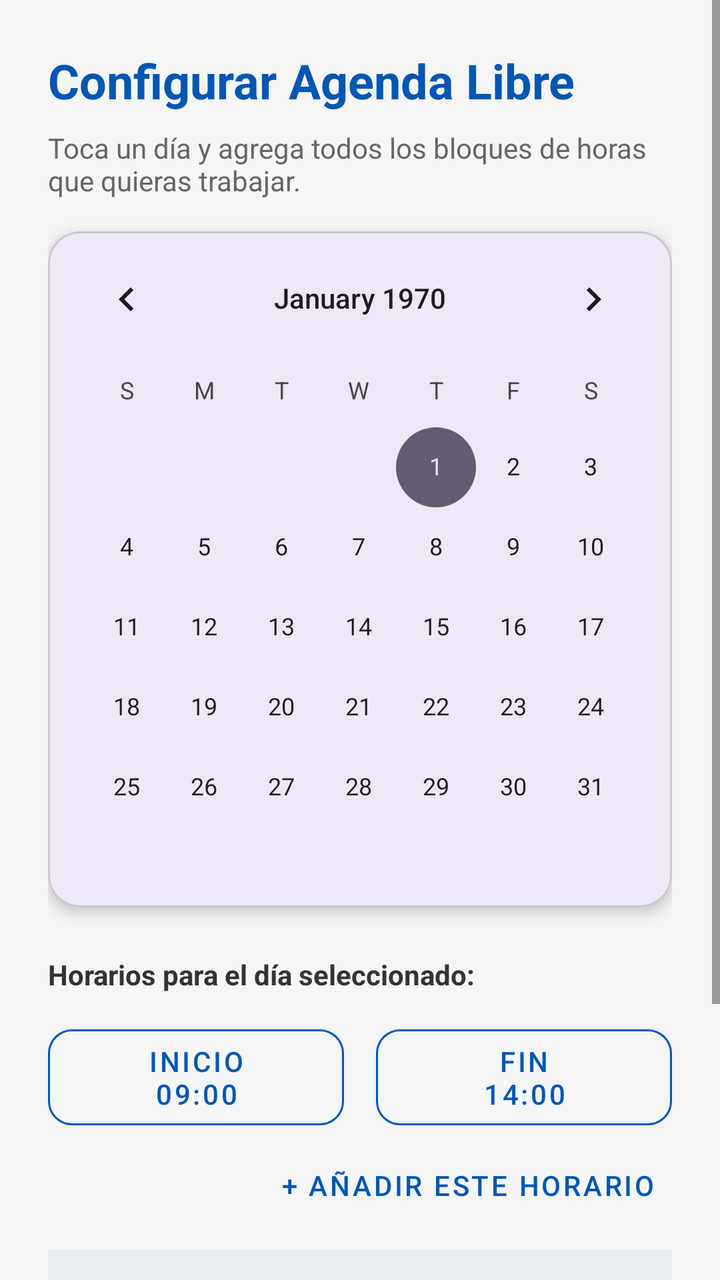
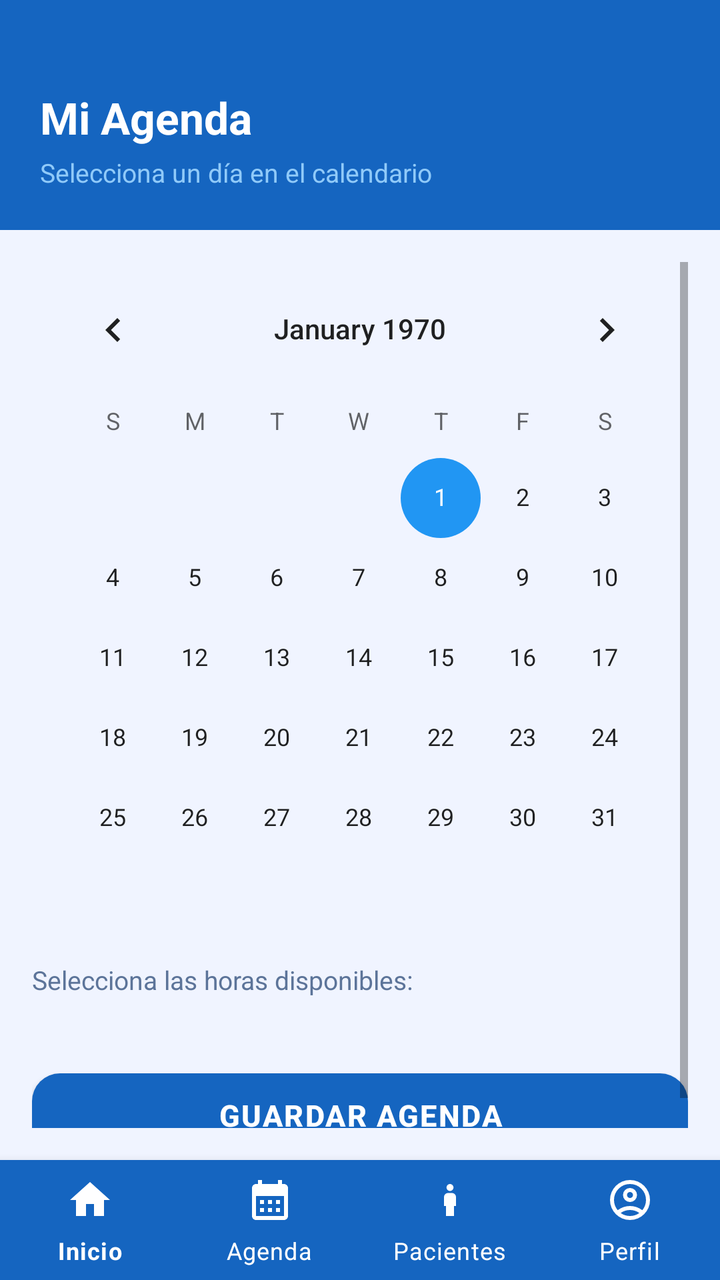

The first picture is an Android layout as it rendered before a commit; the second is the same layout after the commit. The layout source and the unified diff follow.
<!-- AndroidManifest.xml: application theme Theme.Odontoconnect -->
<!-- res/layout/activity_agenda.xml -->
<?xml version="1.0" encoding="utf-8"?>
<ScrollView xmlns:android="http://schemas.android.com/apk/res/android"
    xmlns:app="http://schemas.android.com/apk/res-auto"
    android:layout_width="match_parent"
    android:layout_height="match_parent"
    android:background="#F4F6F8"
    android:fillViewport="true">

    <LinearLayout
        android:layout_width="match_parent"
        android:layout_height="wrap_content"
        android:orientation="vertical"
        android:padding="24dp">

        <TextView
            android:layout_width="wrap_content"
            android:layout_height="wrap_content"
            android:text="Configurar Agenda Libre"
            android:textColor="#0056B3"
            android:textSize="24sp"
            android:textStyle="bold" />

        <TextView
            android:layout_width="wrap_content"
            android:layout_height="wrap_content"
            android:layout_marginTop="8dp"
            android:text="Toca un día y agrega todos los bloques de horas que quieras trabajar."
            android:textColor="#666666"
            android:textSize="14sp" />

        <com.google.android.material.card.MaterialCardView
            android:layout_width="match_parent"
            android:layout_height="wrap_content"
            android:layout_marginTop="16dp"
            app:cardCornerRadius="16dp"
            app:cardElevation="4dp">

            <CalendarView
                android:id="@+id/calendarView"
                android:layout_width="match_parent"
                android:layout_height="wrap_content"
                android:theme="@style/Theme.Odontoconnect" />
        </com.google.android.material.card.MaterialCardView>

        <TextView
            android:id="@+id/tvDiaSeleccionado"
            android:layout_width="wrap_content"
            android:layout_height="wrap_content"
            android:layout_marginTop="24dp"
            android:text="Horarios para el día seleccionado:"
            android:textColor="#333333"
            android:textStyle="bold" />

        <LinearLayout
            android:layout_width="match_parent"
            android:layout_height="wrap_content"
            android:layout_marginTop="12dp"
            android:orientation="horizontal"
            android:weightSum="2">

            <com.google.android.material.button.MaterialButton
                android:id="@+id/btnHoraInicio"
                style="@style/Widget.MaterialComponents.Button.OutlinedButton"
                android:layout_width="0dp"
                android:layout_height="60dp"
                android:layout_marginEnd="8dp"
                android:layout_weight="1"
                android:text="Inicio\n09:00"
                android:textColor="#0056B3"
                app:cornerRadius="12dp"
                app:strokeColor="#0056B3" />

            <com.google.android.material.button.MaterialButton
                android:id="@+id/btnHoraFin"
                style="@style/Widget.MaterialComponents.Button.OutlinedButton"
                android:layout_width="0dp"
                android:layout_height="60dp"
                android:layout_marginStart="8dp"
                android:layout_weight="1"
                android:text="Fin\n14:00"
                android:textColor="#0056B3"
                app:cornerRadius="12dp"
                app:strokeColor="#0056B3" />
        </LinearLayout>

        <com.google.android.material.button.MaterialButton
            android:id="@+id/btnAgregarBloque"
            style="@style/Widget.MaterialComponents.Button.TextButton"
            android:layout_width="wrap_content"
            android:layout_height="wrap_content"
            android:layout_gravity="end"
            android:text="+ Añadir este horario"
            android:textColor="#0056B3" />

        <TextView
            android:id="@+id/tvListaHorarios"
            android:layout_width="match_parent"
            android:layout_height="wrap_content"
            android:layout_marginTop="8dp"
            android:background="#E9ECEF"
            android:padding="12dp"
            android:text="Aún no has agregado horarios para este día."
            android:textColor="#333333"
            android:textSize="14sp" />

        <com.google.android.material.button.MaterialButton
            android:id="@+id/btnLimpiar"
            style="@style/Widget.MaterialComponents.Button.TextButton"
            android:layout_width="wrap_content"
            android:layout_height="wrap_content"
            android:layout_gravity="start"
            android:text="Limpiar horarios"
            android:textColor="#D32F2F" />

        <com.google.android.material.button.MaterialButton
            android:id="@+id/btnGuardarDia"
            android:layout_width="match_parent"
            android:layout_height="60dp"
            android:layout_marginTop="16dp"
            android:text="GUARDAR DÍA COMPLETO"
            android:textSize="16sp"
            app:cornerRadius="12dp" />

    </LinearLayout>
</ScrollView>
<!-- resources referenced by this layout -->
<resources>
  <style name="Theme.Odontoconnect" parent="Base.Theme.Odontoconnect" />
  <style name="Base.Theme.Odontoconnect" parent="Theme.Material3.DayNight.NoActionBar">
          
          
      </style>
</resources>

<!-- the commit's change to res/layout/activity_agenda.xml (unified diff, before → after) -->
@@ -1,125 +1,108 @@
 <?xml version="1.0" encoding="utf-8"?>
-<ScrollView xmlns:android="http://schemas.android.com/apk/res/android"
+<androidx.constraintlayout.widget.ConstraintLayout
+    xmlns:android="http://schemas.android.com/apk/res/android"
     xmlns:app="http://schemas.android.com/apk/res-auto"
     android:layout_width="match_parent"
     android:layout_height="match_parent"
-    android:background="#F4F6F8"
-    android:fillViewport="true">
+    android:background="@color/fondo_app">
 
     <LinearLayout
-        android:layout_width="match_parent"
+        android:id="@+id/headerAgenda"
+        android:layout_width="0dp"
         android:layout_height="wrap_content"
+        android:background="@color/azul_primario"
         android:orientation="vertical"
-        android:padding="24dp">
+        android:paddingTop="44dp"
+        android:paddingBottom="20dp"
+        android:paddingHorizontal="20dp"
+        app:layout_constraintTop_toTopOf="parent"
+        app:layout_constraintStart_toStartOf="parent"
+        app:layout_constraintEnd_toEndOf="parent">
 
         <TextView
             android:layout_width="wrap_content"
             android:layout_height="wrap_content"
-            android:text="Configurar Agenda Libre"
-            android:textColor="#0056B3"
-            android:textSize="24sp"
-            android:textStyle="bold" />
+            android:text="Mi Agenda"
+            android:textColor="@color/blanco"
+            android:textSize="22sp"
+            android:textStyle="bold"/>
 
         <TextView
+            android:id="@+id/tvFechaSeleccionada"
             android:layout_width="wrap_content"
             android:layout_height="wrap_content"
-            android:layout_marginTop="8dp"
-            android:text="Toca un día y agrega todos los bloques de horas que quieras trabajar."
-            android:textColor="#666666"
-            android:textSize="14sp" />
+            android:layout_marginTop="4dp"
+            android:text="Selecciona un día en el calendario"
+            android:textColor="#90CAF9"
+            android:textSize="13sp"/>
+    </LinearLayout>
 
-        <com.google.android.material.card.MaterialCardView
-            android:layout_width="match_parent"
-            android:layout_height="wrap_content"
-            android:layout_marginTop="16dp"
-            app:cardCornerRadius="16dp"
-            app:cardElevation="4dp">
-
-            <CalendarView
-                android:id="@+id/calendarView"
-                android:layout_width="match_parent"
-                android:layout_height="wrap_content"
-                android:theme="@style/Theme.Odontoconnect" />
-        </com.google.android.material.card.MaterialCardView>
-
-        <TextView
-            android:id="@+id/tvDiaSeleccionado"
-            android:layout_width="wrap_content"
-            android:layout_height="wrap_content"
-            android:layout_marginTop="24dp"
-            android:text="Horarios para el día seleccionado:"
-            android:textColor="#333333"
-            android:textStyle="bold" />
+    <ScrollView
+        android:layout_width="0dp"
+        android:layout_height="0dp"
+        android:padding="16dp"
+        app:layout_constraintTop_toBottomOf="@id/headerAgenda"
+        app:layout_constraintBottom_toTopOf="@id/bottomNavigation"
+        app:layout_constraintStart_toStartOf="parent"
+        app:layout_constraintEnd_toEndOf="parent">
 
         <LinearLayout
             android:layout_width="match_parent"
             android:layout_height="wrap_content"
-            android:layout_marginTop="12dp"
-            android:orientation="horizontal"
-            android:weightSum="2">
+            android:orientation="vertical">
+
+            <CalendarView
+                android:id="@+id/calendarViewAgenda"
+                android:layout_width="match_parent"
+                android:layout_height="wrap_content"
+                android:layout_marginBottom="12dp"/>
+
+            <TextView
+                android:layout_width="wrap_content"
+                android:layout_height="wrap_content"
+                android:text="Selecciona las horas disponibles:"
+                android:textColor="@color/texto_secundario"
+                android:textSize="13sp"
+                android:layout_marginBottom="8dp"/>
+
+            
+            <HorizontalScrollView
+                android:layout_width="match_parent"
+                android:layout_height="wrap_content"
+                android:layout_marginBottom="16dp">
+
+                <LinearLayout
+                    android:id="@+id/contenedorHoras"
+                    android:layout_width="wrap_content"
+                    android:layout_height="wrap_content"
+                    android:orientation="horizontal"
+                    android:padding="4dp"/>
+            </HorizontalScrollView>
 
             <com.google.android.material.button.MaterialButton
-                android:id="@+id/btnHoraInicio"
-                style="@style/Widget.MaterialComponents.Button.OutlinedButton"
-                android:layout_width="0dp"
-                android:layout_height="60dp"
-                android:layout_marginEnd="8dp"
-                android:layout_weight="1"
-                android:text="Inicio\n09:00"
-                android:textColor="#0056B3"
-                app:cornerRadius="12dp"
-                app:strokeColor="#0056B3" />
+                android:id="@+id/btnGuardarAgenda"
+                android:layout_width="match_parent"
+                android:layout_height="54dp"
+                android:layout_marginBottom="12dp"
+                android:text="GUARDAR AGENDA"
+                android:textSize="15sp"
+                app:backgroundTint="@color/azul_primario"
+                app:cornerRadius="14dp"/>
 
-            <com.google.android.material.button.MaterialButton
-                android:id="@+id/btnHoraFin"
-                style="@style/Widget.MaterialComponents.Button.OutlinedButton"
-                android:layout_width="0dp"
-                android:layout_height="60dp"
-                android:layout_marginStart="8dp"
-                android:layout_weight="1"
-                android:text="Fin\n14:00"
-                android:textColor="#0056B3"
-                app:cornerRadius="12dp"
-                app:strokeColor="#0056B3" />
         </LinearLayout>
+    </ScrollView>
 
-        <com.google.android.material.button.MaterialButton
-            android:id="@+id/btnAgregarBloque"
-            style="@style/Widget.MaterialComponents.Button.TextButton"
-            android:layout_width="wrap_content"
-            android:layout_height="wrap_content"
-            android:layout_gravity="end"
-            android:text="+ Añadir este horario"
-            android:textColor="#0056B3" />
+    <com.google.android.material.bottomnavigation.BottomNavigationView
+        android:id="@+id/bottomNavigation"
+        android:layout_width="0dp"
+        android:layout_height="60dp"
+        android:background="@color/azul_primario"
+        app:itemIconTint="@color/blanco"
+        app:itemTextColor="@color/blanco"
+        app:labelVisibilityMode="labeled"
+        app:layout_constraintBottom_toBottomOf="parent"
+        app:layout_constraintEnd_toEndOf="parent"
+        app:layout_constraintStart_toStartOf="parent"
+        app:menu="@menu/bottom_nav_menu"/>
 
-        <TextView
-            android:id="@+id/tvListaHorarios"
-            android:layout_width="match_parent"
-            android:layout_height="wrap_content"
-            android:layout_marginTop="8dp"
-            android:background="#E9ECEF"
-            android:padding="12dp"
-            android:text="Aún no has agregado horarios para este día."
-            android:textColor="#333333"
-            android:textSize="14sp" />
-
-        <com.google.android.material.button.MaterialButton
-            android:id="@+id/btnLimpiar"
-            style="@style/Widget.MaterialComponents.Button.TextButton"
-            android:layout_width="wrap_content"
-            android:layout_height="wrap_content"
-            android:layout_gravity="start"
-            android:text="Limpiar horarios"
-            android:textColor="#D32F2F" />
-
-        <com.google.android.material.button.MaterialButton
-            android:id="@+id/btnGuardarDia"
-            android:layout_width="match_parent"
-            android:layout_height="60dp"
-            android:layout_marginTop="16dp"
-            android:text="GUARDAR DÍA COMPLETO"
-            android:textSize="16sp"
-            app:cornerRadius="12dp" />
-
-    </LinearLayout>
-</ScrollView>
+</androidx.constraintlayout.widget.ConstraintLayout>
<!-- resource entries referenced after the edit -->
@@ -1,9 +1,37 @@
 <!-- resources referenced by this layout -->
 <resources>
-  <style name="Theme.Odontoconnect" parent="Base.Theme.Odontoconnect" />
-  <style name="Base.Theme.Odontoconnect" parent="Theme.Material3.DayNight.NoActionBar">
-          
-          
+  <color name="azul_primario">#1565C0</color>
+  <color name="blanco">#FFFFFF</color>
+  <color name="fondo_app">#F0F4FF</color>
+  <color name="texto_secundario">#5C7499</color>
+  <style name="Theme.Odontoconnect" parent="Theme.MaterialComponents.Light.NoActionBar">
+          <item name="colorPrimary">@color/azul_primario</item>
+          <item name="colorPrimaryVariant">@color/azul_oscuro</item>
+          <item name="colorOnPrimary">@color/blanco</item>
+          <item name="colorSecondary">@color/azul_acento</item>
+          <item name="colorOnSecondary">@color/blanco</item>
+          <item name="android:windowBackground">@color/fondo_app</item>
+          <item name="android:statusBarColor">@color/azul_oscuro</item>
+          <item name="materialButtonStyle">@style/BotonAzul</item>
+          <item name="materialCardViewStyle">@style/CardAzul</item>
       </style>
+  <color name="azul_oscuro">#0D47A1</color>
+  <color name="azul_acento">#2196F3</color>
+  <style name="BotonAzul" parent="Widget.MaterialComponents.Button">
+          <item name="backgroundTint">@color/azul_primario</item>
+          <item name="android:textColor">@color/blanco</item>
+          <item name="cornerRadius">14dp</item>
+          <item name="android:textStyle">bold</item>
+          <item name="android:letterSpacing">0.05</item>
+      </style>
+  <style name="CardAzul" parent="Widget.MaterialComponents.CardView">
+          <item name="cardCornerRadius">16dp</item>
+          <item name="cardElevation">4dp</item>
+          <item name="cardBackgroundColor">@color/fondo_card</item>
+          <item name="strokeColor">@color/gris_claro</item>
+          <item name="strokeWidth">1dp</item>
+      </style>
+  <color name="fondo_card">#FFFFFF</color>
+  <color name="gris_claro">#E8EDF5</color>
 </resources>
 
